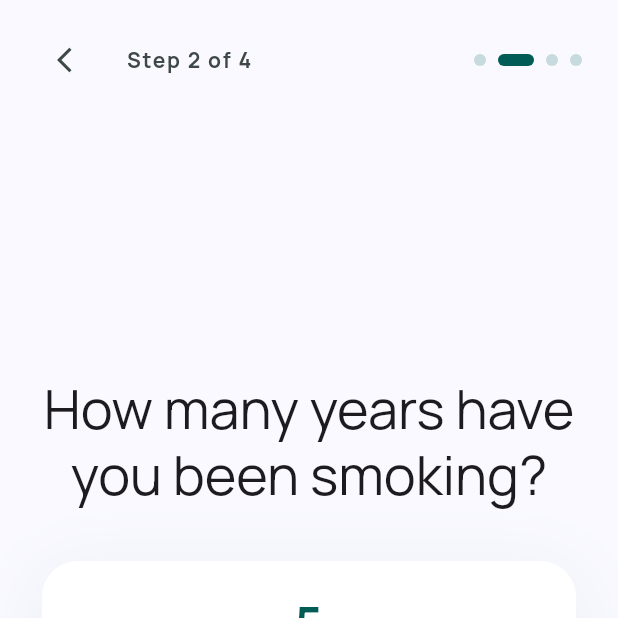
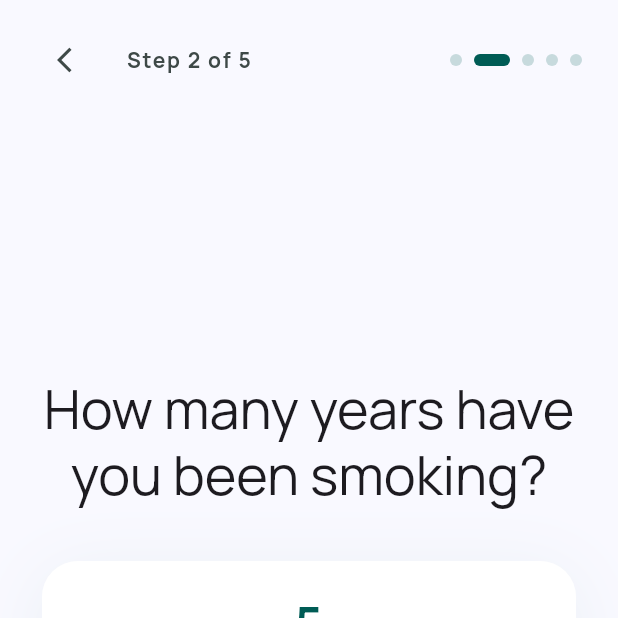
Before and after one commit to AhmedSa96/quitra, a Flutter app: the screen it shows after launch, after a tap on "Continue", on a phone screen of 412 x 824 dp, the top half of it. Run offline on Flutter 3.47's test engine with Material 3 defaults, Android fonts, the phone set to English and light mode, and no system bars; our stand-ins replace dartz, flutter_bloc, freezed_annotation, get_it, go_router, google_fonts and 3 more; accounts and stored records are empty; generated files the repository leaves out were written again.

Commit message:
feat: add cigarette price onboarding step and integrate pricing logic into home repository stats

```diff
--- a/lib/features/onboarding/data/models/user_profile_isar.dart
+++ b/lib/features/onboarding/data/models/user_profile_isar.dart
@@ -13,4 +13,10 @@ class UserProfileIsar {
   late String quitMethod;
 
   late DateTime quitStartDate;
+
+  double? cigarettePrice;
+
+  double? packetPrice;
+
+  int? cigarettesPerPacket;
 }
--- a/lib/features/onboarding/domain/repositories/onboarding_repository.dart
+++ b/lib/features/onboarding/domain/repositories/onboarding_repository.dart
@@ -7,6 +7,9 @@ abstract class OnboardingRepository {
     required int yearsSmoking,
     required String quitMethod,
     required DateTime quitStartDate,
+    double? cigarettePrice,
+    double? packetPrice,
+    int? cigarettesPerPacket,
   });
   Future<Either<Failure, bool>> isOnboardingCompleted();
 }
--- a/lib/features/onboarding/domain/usecases/complete_onboarding_usecase.dart
+++ b/lib/features/onboarding/domain/usecases/complete_onboarding_usecase.dart
@@ -14,12 +14,18 @@ class CompleteOnboardingUseCase {
     required int yearsSmoking,
     required String quitMethod,
     required DateTime quitStartDate,
+    double? cigarettePrice,
+    double? packetPrice,
+    int? cigarettesPerPacket,
   }) async {
     return await repository.completeOnboarding(
       cigarettesPerDay: cigarettesPerDay,
       yearsSmoking: yearsSmoking,
       quitMethod: quitMethod,
       quitStartDate: quitStartDate,
+      cigarettePrice: cigarettePrice,
+      packetPrice: packetPrice,
+      cigarettesPerPacket: cigarettesPerPacket,
     );
   }
 }
--- a/lib/features/onboarding/presentation/bloc/onboarding_bloc.dart
+++ b/lib/features/onboarding/presentation/bloc/onboarding_bloc.dart
@@ -19,6 +19,9 @@ class OnboardingBloc extends Bloc<OnboardingEvent, OnboardingState> {
         yearsSmoking: event.yearsSmoking,
         quitMethod: event.quitMethod,
         quitStartDate: event.quitStartDate,
+        cigarettePrice: event.cigarettePrice,
+        packetPrice: event.packetPrice,
+        cigarettesPerPacket: event.cigarettesPerPacket,
       );
       result.fold(
         (failure) => emit(const OnboardingState.error()),
--- a/lib/features/onboarding/presentation/bloc/onboarding_event.dart
+++ b/lib/features/onboarding/presentation/bloc/onboarding_event.dart
@@ -7,5 +7,8 @@ abstract class OnboardingEvent with _$OnboardingEvent {
     required int yearsSmoking,
     required String quitMethod,
     required DateTime quitStartDate,
+    double? cigarettePrice,
+    double? packetPrice,
+    int? cigarettesPerPacket,
   }) = OnboardingStarted;
 }
--- a/lib/features/onboarding/presentation/pages/onboarding_page.dart
+++ b/lib/features/onboarding/presentation/pages/onboarding_page.dart
@@ -9,6 +9,7 @@ import '../widgets/cigarettes_step.dart';
 import '../widgets/years_smoking_step.dart';
 import '../widgets/quit_method_step.dart';
 import '../widgets/quit_date_step.dart';
+import '../widgets/cigarette_price_step.dart';
 
 class OnboardingPage extends StatefulWidget {
   const OnboardingPage({super.key});
@@ -20,13 +21,18 @@ class OnboardingPage extends StatefulWidget {
 class _OnboardingPageState extends State<OnboardingPage> {
   final PageController _pageController = PageController();
 
-  static const int _totalSteps = 4;
+  static const int _totalSteps = 5;
 
   int _currentPage = 0;
   int _cigarettesPerDay = 10;
   int _yearsSmoking = 5;
   String _quitMethod = 'cold_turkey';
   DateTime _quitStartDate = DateTime.now();
+
+  bool _isPacketPrice = false;
+  String _cigarettePriceStr = '';
+  String _packetPriceStr = '';
+  String _cigarettesPerPacketStr = '';
 
   void _previousPage() {
     if (_currentPage > 0) {
@@ -39,12 +45,19 @@ class _OnboardingPageState extends State<OnboardingPage> {
 
   void _nextPage() {
     if (_currentPage == _totalSteps - 1) {
+      double? cigPrice = _cigarettePriceStr.isNotEmpty ? double.tryParse(_cigarettePriceStr) : null;
+      double? packPrice = _packetPriceStr.isNotEmpty ? double.tryParse(_packetPriceStr) : null;
+      int? cigsPerPack = _cigarettesPerPacketStr.isNotEmpty ? int.tryParse(_cigarettesPerPacketStr) : null;
+
       context.read<OnboardingBloc>().add(
         OnboardingStarted(
           cigarettesPerDay: _cigarettesPerDay,
           yearsSmoking: _yearsSmoking,
           quitMethod: _quitMethod,
           quitStartDate: _quitStartDate,
+          cigarettePrice: cigPrice,
+          packetPrice: packPrice,
+          cigarettesPerPacket: cigsPerPack,
         ),
       );
     } else {
@@ -125,6 +138,18 @@ class _OnboardingPageState extends State<OnboardingPage> {
                                 value: _quitStartDate,
                                 onChanged: (val) =>
                                     setState(() => _quitStartDate = val),
+                              ),
+                            ),
+                            Center(
+                              child: CigarettePriceStep(
+                                isPacket: _isPacketPrice,
+                                cigarettePriceStr: _cigarettePriceStr,
+                                packetPriceStr: _packetPriceStr,
+                                cigarettesPerPacketStr: _cigarettesPerPacketStr,
+                                onTypeChanged: (val) => setState(() => _isPacketPrice = val),
+                                onCigarettePriceChanged: (val) => setState(() => _cigarettePriceStr = val),
+                                onPacketPriceChanged: (val) => setState(() => _packetPriceStr = val),
+                                onCigarettesPerPacketChanged: (val) => setState(() => _cigarettesPerPacketStr = val),
                               ),
                             ),
                           ],
--- /dev/null
+++ b/lib/features/onboarding/presentation/widgets/cigarette_price_step.dart
@@ -0,0 +1,179 @@
+import 'package:flutter/material.dart';
+import 'package:flutter/services.dart';
+import 'package:quitra/core/theme/app_theme.dart';
+import 'package:quitra/features/onboarding/presentation/widgets/step_container.dart';
+import 'package:quitra/l10n/app_localizations.dart';
+
+class CigarettePriceStep extends StatefulWidget {
+  final bool isPacket;
+  final String cigarettePriceStr;
+  final String packetPriceStr;
+  final String cigarettesPerPacketStr;
+  final ValueChanged<bool> onTypeChanged;
+  final ValueChanged<String> onCigarettePriceChanged;
+  final ValueChanged<String> onPacketPriceChanged;
+  final ValueChanged<String> onCigarettesPerPacketChanged;
+
+  const CigarettePriceStep({
+    super.key,
+    required this.isPacket,
+    required this.cigarettePriceStr,
+    required this.packetPriceStr,
+    required this.cigarettesPerPacketStr,
+    required this.onTypeChanged,
+    required this.onCigarettePriceChanged,
+    required this.onPacketPriceChanged,
+    required this.onCigarettesPerPacketChanged,
+  });
+
+  @override
+  State<CigarettePriceStep> createState() => _CigarettePriceStepState();
+}
+
+class _CigarettePriceStepState extends State<CigarettePriceStep> {
+  @override
+  Widget build(BuildContext context) {
+    final l10n = AppLocalizations.of(context)!;
+    return StepContainer(
+      title: l10n.cigarettePriceStepTitle,
+      content: Column(
+        mainAxisSize: MainAxisSize.min,
+        children: [
+          Row(
+            children: [
+              Expanded(
+                child: _buildTypeOption(
+                  context,
+                  title: l10n.priceOptionSingle,
+                  isSelected: !widget.isPacket,
+                  onTap: () => widget.onTypeChanged(false),
+                ),
+              ),
+              const SizedBox(width: 16),
+              Expanded(
+                child: _buildTypeOption(
+                  context,
+                  title: l10n.priceOptionPacket,
+                  isSelected: widget.isPacket,
+                  onTap: () => widget.onTypeChanged(true),
+                ),
+              ),
+            ],
+          ),
+          const SizedBox(height: 32),
+          if (!widget.isPacket) ...[
+            _buildTextField(
+              context,
+              label: l10n.singleCigarettePriceLabel,
+              value: widget.cigarettePriceStr,
+              onChanged: widget.onCigarettePriceChanged,
+              isDecimal: true,
+            ),
+          ] else ...[
+            _buildTextField(
+              context,
+              label: l10n.packetPriceLabel,
+              value: widget.packetPriceStr,
+              onChanged: widget.onPacketPriceChanged,
+              isDecimal: true,
+            ),
+            const SizedBox(height: 16),
+            _buildTextField(
+              context,
+              label: l10n.cigarettesPerPacketLabel,
+              value: widget.cigarettesPerPacketStr,
+              onChanged: widget.onCigarettesPerPacketChanged,
+              isDecimal: false,
+            ),
+          ],
+        ],
+      ),
+    );
+  }
+
+  Widget _buildTypeOption(
+    BuildContext context, {
+    required String title,
+    required bool isSelected,
+    required VoidCallback onTap,
+  }) {
+    return GestureDetector(
+      onTap: onTap,
+      child: AnimatedContainer(
+        duration: const Duration(milliseconds: 200),
+        padding: const EdgeInsets.symmetric(vertical: 16),
+        decoration: BoxDecoration(
+          color: isSelected ? AppTheme.primary : Colors.transparent,
+          borderRadius: BorderRadius.circular(16),
+          border: Border.all(
+            color: isSelected
+                ? AppTheme.primary
+                : AppTheme.primary.withOpacity(0.2),
+            width: 2,
+          ),
+        ),
+        child: Center(
+          child: Text(
+            title,
+            style: Theme.of(context).textTheme.titleSmall?.copyWith(
+                  color: isSelected ? Colors.white : AppTheme.primary,
+                  fontWeight: FontWeight.bold,
+                ),
+            textAlign: TextAlign.center,
+          ),
+        ),
+      ),
+    );
+  }
+
+  Widget _buildTextField(
+    BuildContext context, {
+    required String label,
+    required String value,
+    required ValueChanged<String> onChanged,
+    required bool isDecimal,
+  }) {
+    return TextField(
+      controller: TextEditingController.fromValue(
+        TextEditingValue(
+          text: value,
+          selection: TextSelection.collapsed(offset: value.length),
+        ),
+      ),
+      onChanged: onChanged,
+      keyboardType: TextInputType.numberWithOptions(decimal: isDecimal),
+      inputFormatters: isDecimal
+          ? [FilteringTextInputFormatter.allow(RegExp(r'^\d*\.?\d*'))]
+          : [FilteringTextInputFormatter.digitsOnly],
+      style: Theme.of(context).textTheme.bodyLarge?.copyWith(
+            fontWeight: FontWeight.w600,
+            color: AppTheme.onSurface,
+          ),
+      decoration: InputDecoration(
+        labelText: label,
+        labelStyle: TextStyle(color: AppTheme.onSurfaceVariant),
+        filled: true,
+        fillColor: AppTheme.surfaceContainerLowest,
+        border: OutlineInputBorder(
+          borderRadius: BorderRadius.circular(16),
+          borderSide: BorderSide.none,
+        ),
+        enabledBorder: OutlineInputBorder(
+          borderRadius: BorderRadius.circular(16),
+          borderSide: BorderSide.none,
+        ),
+        focusedBorder: OutlineInputBorder(
+          borderRadius: BorderRadius.circular(16),
+          borderSide: BorderSide(
+            color: AppTheme.primary.withOpacity(0.5),
+            width: 1,
+          ),
+        ),
+        contentPadding: const EdgeInsets.symmetric(
+          horizontal: 24,
+          vertical: 20,
+        ),
+      ),
+    );
+  }
+}
--- a/lib/l10n/app_localizations.dart
+++ b/lib/l10n/app_localizations.dart
@@ -387,6 +387,54 @@ abstract class AppLocalizations {
   /// In en, this message translates to:
   /// **'Privacy Policy'**
   String get privacyPolicyLabel;
+
+  /// No description provided for @cigarettePriceStepTitle.
+  ///
+  /// In en, this message translates to:
+  /// **'What is the price of your cigarettes?'**
+  String get cigarettePriceStepTitle;
+
+  /// No description provided for @priceOptionSingle.
+  ///
+  /// In en, this message translates to:
+  /// **'Single Cigarette'**
+  String get priceOptionSingle;
+
+  /// No description provided for @priceOptionPacket.
+  ///
+  /// In en, this message translates to:
+  /// **'Packet'**
+  String get priceOptionPacket;
+
+  /// No description provided for @singleCigarettePriceLabel.
+  ///
+  /// In en, this message translates to:
+  /// **'Price per cigarette'**
+  String get singleCigarettePriceLabel;
+
+  /// No description provided for @packetPriceLabel.
+  ///
+  /// In en, this message translates to:
+  /// **'Price per packet'**
+  String get packetPriceLabel;
+
+  /// No description provided for @cigarettesPerPacketLabel.
+  ///
+  /// In en, this message translates to:
+  /// **'Cigarettes per packet'**
+  String get cigarettesPerPacketLabel;
+
+  /// No description provided for @priceRequired.
+  ///
+  /// In en, this message translates to:
+  /// **'Price is required'**
+  String get priceRequired;
+
+  /// No description provided for @invalidNumber.
+  ///
+  /// In en, this message translates to:
+  /// **'Please enter a valid number'**
+  String get invalidNumber;
 }
 
 class _AppLocalizationsDelegate
```
Also changed, not shown: lib/features/home/data/repositories/home_repository_impl.dart (+6 -1 lines), lib/features/onboarding/data/repositories/onboarding_repository_impl.dart (+7 -1 lines), lib/l10n/app_ar.arb (+9 -1 lines), lib/l10n/app_en.arb (+9 -1 lines), lib/l10n/app_localizations_ar.dart (+24 -0 lines), lib/l10n/app_localizations_en.dart (+24 -0 lines), lib/l10n/app_localizations_tr.dart (+24 -0 lines), lib/features/onboarding/data/models/user_profile_isar.g.dart, lib/features/onboarding/presentation/bloc/onboarding_bloc.freezed.dart, 2 other files.
